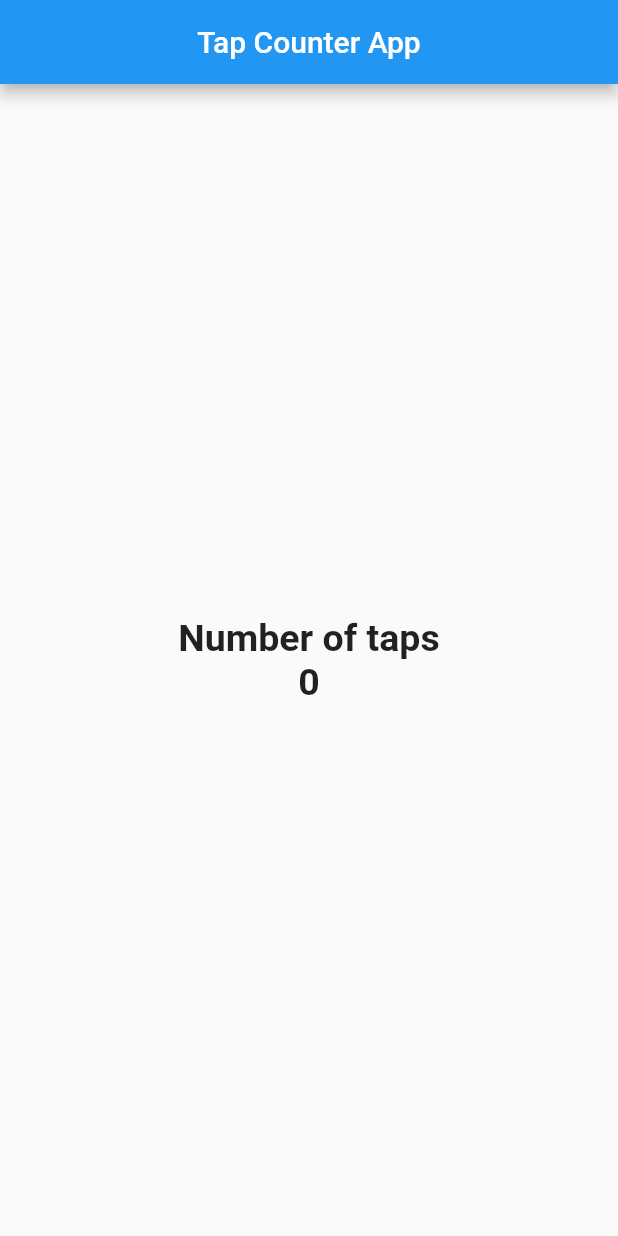
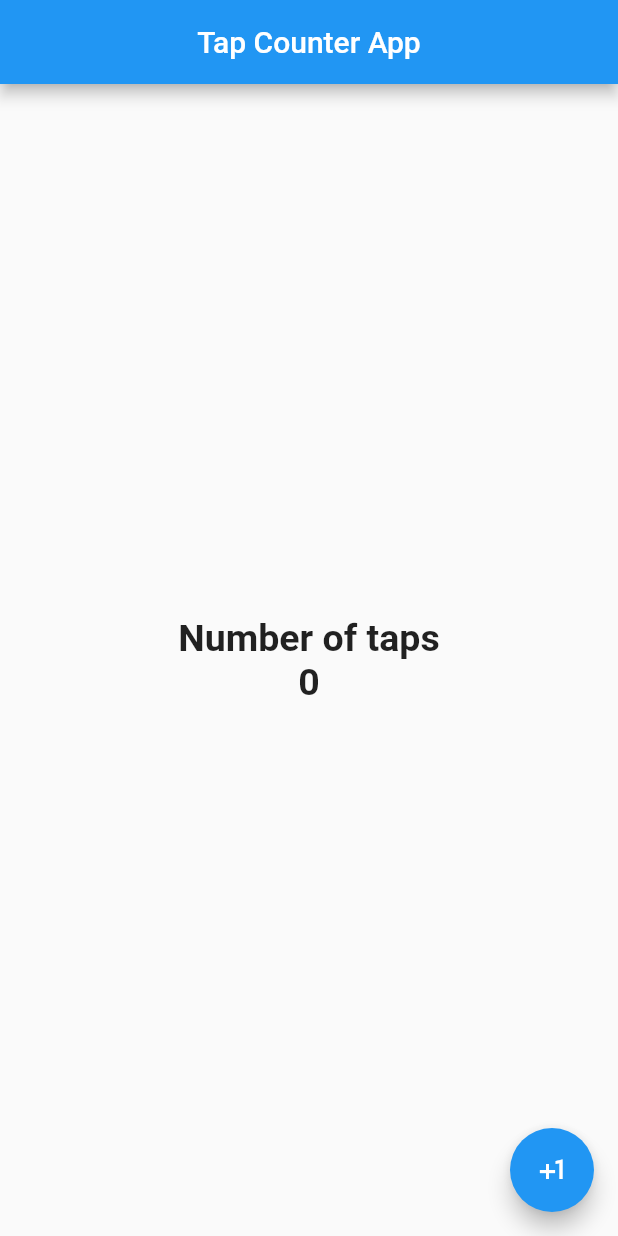
Before and after one commit to OpsonDuran/counter_project, a Flutter app: the screen it shows after launch, on a phone screen of 412 x 824 dp. Run offline on Flutter 3.47's test engine with Material 2 defaults, Android fonts, the phone set to English and light mode, and no system bars.

Commit message:
add floatingactionButton

```diff
--- a/lib/src/widget/home_page.dart
+++ b/lib/src/widget/home_page.dart
@@ -20,6 +20,11 @@ class HomePage extends StatelessWidget {
           ],
         ),
       ),
+      floatingActionButton: FloatingActionButton(
+        child: Icon(Icons.plus_one),
+        onPressed: (){},
+
+      ),
     );
   }
 }
```
